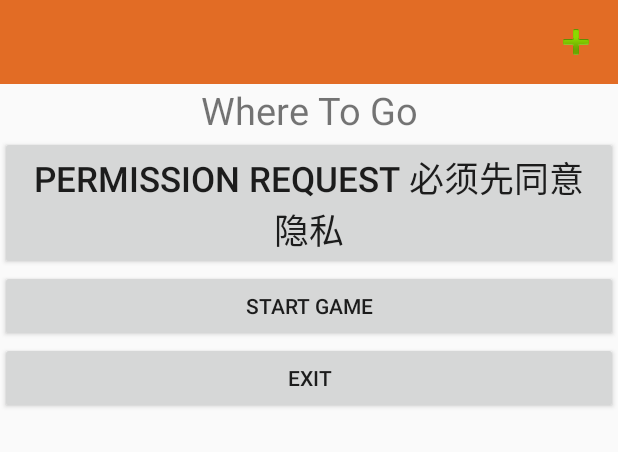
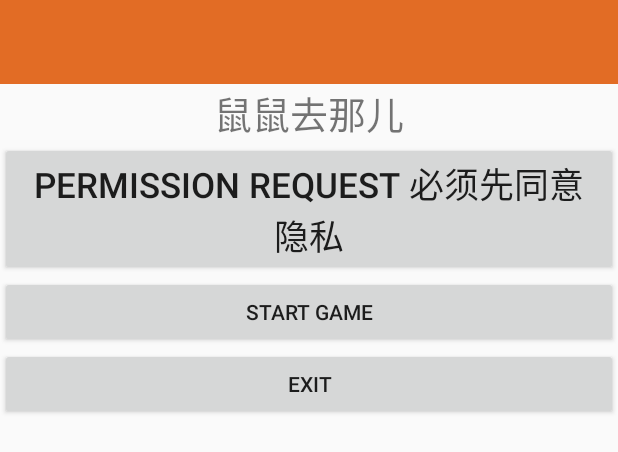
Before and after one commit to dong-frank/NJU_2024_EL, an Android app built with Jetpack Compose: the layout launch_layout.xml on its own in the app's theme, with its tools: preview values and no code run, on a phone screen of 412 x 824 dp. Shown: the top 452 px of the screen. Run offline under Robolectric (Android 15) with nearby library versions, the phone set to English and light mode, and no system bars.

Commit message:
参照Android前端开发日志

```diff
--- a/android/app/build.gradle.kts
+++ b/android/app/build.gradle.kts
@@ -1,3 +1,4 @@
+import org.gradle.internal.impldep.bsh.commands.dir
 import org.jetbrains.kotlin.cli.jvm.main
 
 plugins {
@@ -75,7 +76,7 @@ android {
 }
 
 dependencies {
-
+    implementation (fileTree("dir" to "libs", "include" to listOf("*.aar")))
     implementation(libs.androidx.core.ktx)
     implementation(libs.androidx.lifecycle.runtime.ktx)
     implementation(libs.androidx.activity.compose)
--- a/android/app/src/main/java/com/example/wheretogo/TitleLayout.kt
+++ b/android/app/src/main/java/com/example/wheretogo/TitleLayout.kt
@@ -17,20 +17,16 @@ import androidx.annotation.RequiresApi
 class TitleLayout(context: Context, attrs: AttributeSet) : LinearLayout(context, attrs) {
     init {
         LayoutInflater.from(context).inflate(R.layout.title, this)
-//        val titleBack = findViewById<Button>(R.id.titleBack)
         val activity = context as Activity
         val title_toolbar = findViewById<com.google.android.material.appbar.MaterialToolbar>(R.id.title_toolbar)
-        title_toolbar.inflateMenu(R.menu.toolbar_menu)
-//        val titleText = findViewById<TextView>(R.id.titleText)
         when (activity.javaClass.simpleName) {
             "MainActivity" -> title_toolbar.setTitle("鼠鼠去那儿")
-            "GameMapActivity" -> title_toolbar.setTitle("猜猜鼠鼠去了哪儿")
+            "GameMapActivity" -> {
+                title_toolbar.setTitle("你能猜到鼠鼠去哪了吗")
+                title_toolbar.inflateMenu(R.menu.toolbar_menu)
+            }
         }
-//
-//        titleBack.setOnClickListener {
-//            Toast.makeText(context, "Back", Toast.LENGTH_SHORT).show()
-//            Log.d(activity.toString(), "Back")
-//            activity.finish()
-//        }
     }
+
+
 }
--- a/android/app/src/main/res/layout/launch_layout.xml
+++ b/android/app/src/main/res/layout/launch_layout.xml
@@ -12,7 +12,7 @@
         android:layout_height="wrap_content"
         android:gravity="center"
         android:textSize="25sp"
-        android:text="Where To Go"
+        android:text="@string/app_name"
         />
     <Button
         android:id="@+id/request_permission"
--- a/android/app/src/main/res/menu/toolbar_menu.xml
+++ b/android/app/src/main/res/menu/toolbar_menu.xml
@@ -2,8 +2,15 @@
 <menu xmlns:android="http://schemas.android.com/apk/res/android"
     xmlns:app="http://schemas.android.com/apk/res-auto">
     <item
+        android:id="@+id/icon_map"
+        android:icon="@drawable/map_icon"
+        android:title="Map"
+        app:showAsAction="ifRoom"/>
+
+    <item
         android:id="@+id/action_add"
-        android:icon="@android:drawable/ic_input_add"
+        android:icon="@drawable/add_icon"
         android:title="Add"
         app:showAsAction="ifRoom"/>
+
 </menu>
--- a/android/app/src/main/res/values/strings.xml
+++ b/android/app/src/main/res/values/strings.xml
@@ -12,4 +12,5 @@
     <string name="privacy_agree">同意</string>
     <string name="title_activity_pravicy">PravicyActivity</string>
     <string name="title_menu_title">鼠鼠去那儿</string>
+    <string name="title_activity_map_view">MapViewActivity</string>
 </resources>
```
Also changed, not shown: android/app/src/main/java/com/example/wheretogo/GameMapActivity.kt (+24 -1 lines), android/app/src/main/res/drawable/add_icon.png (added), android/app/src/main/res/drawable/map_icon.png (added), 4 other files.
